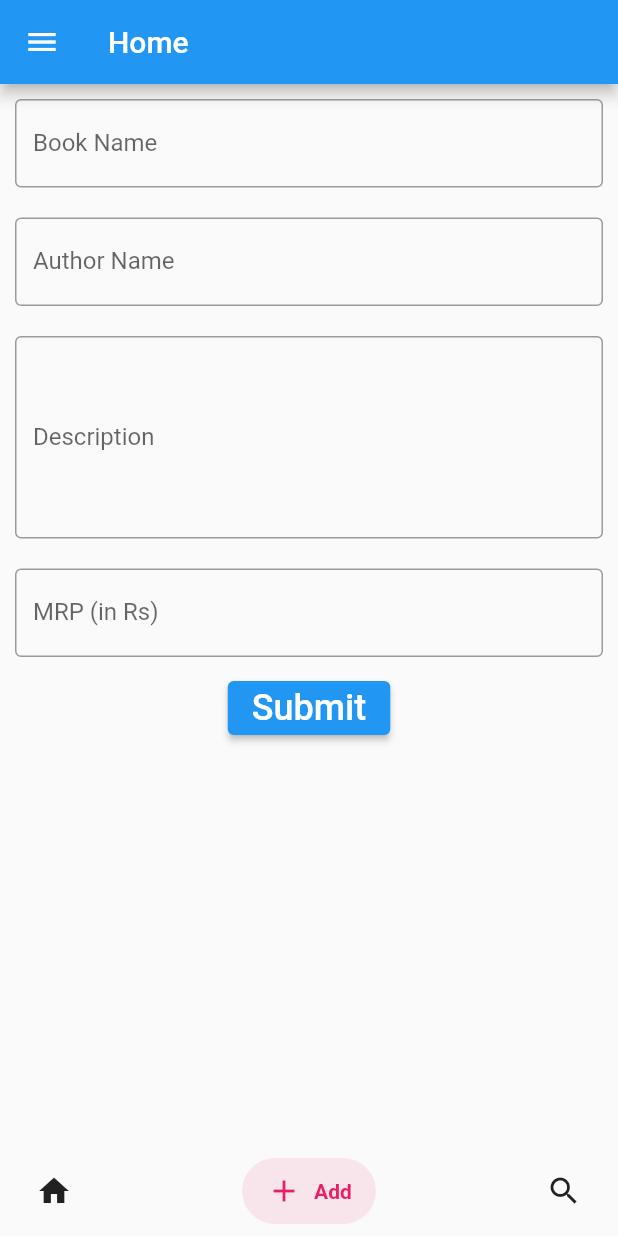
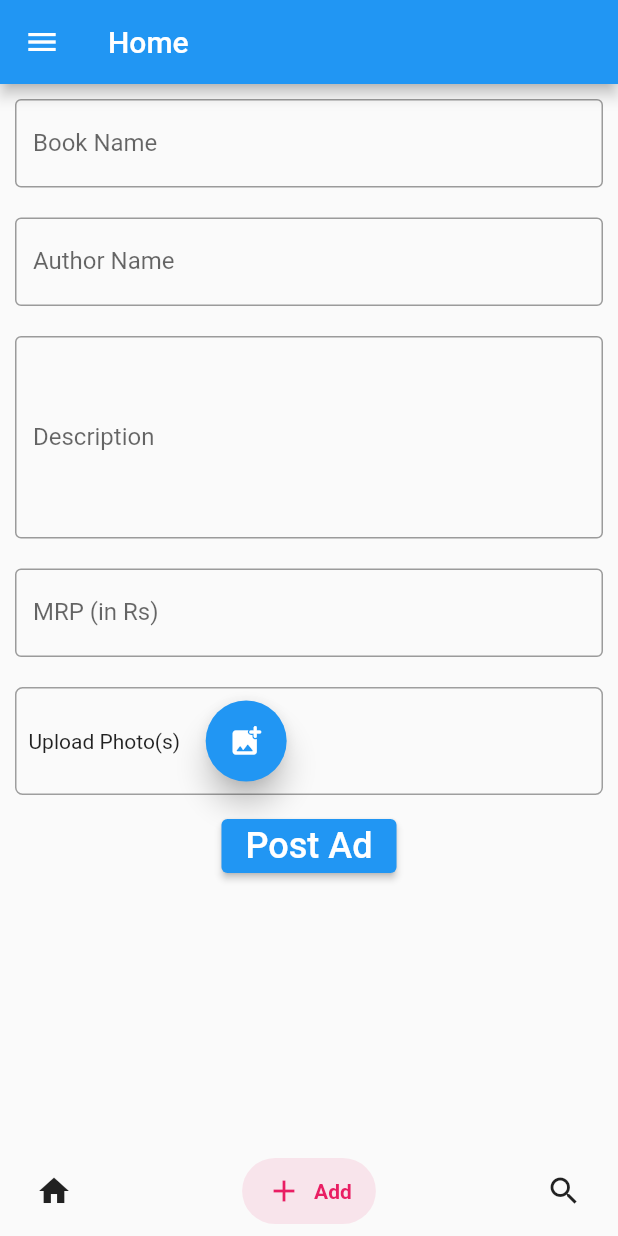
Before and after one commit to kamathprasad9/book-bank-flutter, a Flutter app: the HomePage screen opened by its route, item 2 of the bottom bar chosen, on a phone screen of 412 x 824 dp. Run offline on Flutter 3.47's test engine with Material 2 defaults, Android fonts, the phone set to English and light mode, and no system bars; drawn by our look-alikes of salomon_bottom_bar; our stand-ins replace firebase_auth, firebase_core, image_picker, location, shared_preferences; missing offline and left inert: geocoder; accounts and stored records are empty.

Commit message:
Add photos with validation

```diff
--- a/lib/widgets/add_book.dart
+++ b/lib/widgets/add_book.dart
@@ -1,6 +1,9 @@
+import 'dart:io';
+
 import 'package:flutter/cupertino.dart';
 import 'package:flutter/material.dart';
 import 'package:geocoder/geocoder.dart';
+import 'package:image_picker/image_picker.dart';
 import 'package:location/location.dart';
 
 enum RadioButtonType { donate, slider }
@@ -12,6 +15,7 @@ class AddBook extends StatefulWidget {
 
 class _AddBookState extends State<AddBook> {
   final GlobalKey<FormState> _formKey = GlobalKey();
+  bool imageExists = true;
 
   RadioButtonType _radioButtonType = RadioButtonType.donate;
   LocationData _currentPosition;
@@ -30,7 +34,13 @@ class _AddBookState extends State<AddBook> {
     // getLoc();
     print("$_bookName+$_author+$_description+$_area+$_city+$_mrp");
     final isValid = _formKey.currentState.validate();
-    if (!isValid) {
+    setState(() {
+      if (_images.length > 0)
+        imageExists = true;
+      else
+        imageExists = false;
+    });
+    if (!isValid || !imageExists) {
       return;
     }
     _formKey.currentState.save();
@@ -43,6 +53,7 @@ class _AddBookState extends State<AddBook> {
       child: SingleChildScrollView(
         child: Column(
           // mainAxisSize: MainAxisSize.min,
+
           mainAxisAlignment: MainAxisAlignment.spaceEvenly,
           children: [
             Container(
@@ -176,7 +187,6 @@ class _AddBookState extends State<AddBook> {
                                     onChanged: (value) {
                                       setState(() {
                                         _percent = value;
-                                        print(_percent);
                                       });
                                     },
                                     min: 0,
@@ -209,6 +219,91 @@ class _AddBookState extends State<AddBook> {
                     ),
                   ),
                 ],
+              ),
+            Container(
+              margin: EdgeInsets.all(10),
+              decoration: BoxDecoration(
+                borderRadius: BorderRadius.circular(5),
+                border:
+                    Border.all(color: imageExists ? Colors.grey : Colors.red),
+              ),
+              child: Column(
+                crossAxisAlignment: CrossAxisAlignment.center,
+                children: [
+                  Container(
+                    padding: EdgeInsets.all(8),
+                    child: Row(
+                      children: [
+                        Text('Upload Photo(s)'),
+                        RawMaterialButton(
+                          fillColor: Theme.of(context).colorScheme.secondary,
+                          child: Icon(
+                            Icons.add_photo_alternate_rounded,
+                            color: Colors.white,
+                          ),
+                          elevation: 8,
+                          onPressed: () {
+                            getImage(true);
+                          },
+                          padding: EdgeInsets.all(15),
+                          shape: CircleBorder(),
+                        ),
+                      ],
+                    ),
+                  ),
+                  if (_images.length > 0)
+                    SizedBox(
+                      height: MediaQuery.of(context).size.height * 0.3,
+                      width: MediaQuery.of(context).size.width,
+                      child: Container(
+                        child: ListView.builder(
+                          physics: ClampingScrollPhysics(),
+                          shrinkWrap: true,
+                          scrollDirection: Axis.horizontal,
+                          itemCount: _images.length,
+                          itemBuilder: (BuildContext context, int index) =>
+                              Container(
+                            margin: EdgeInsets.all(8),
+                            height: MediaQuery.of(context).size.height * 0.25,
+                            width: MediaQuery.of(context).size.width * 0.33,
+                            child: Align(
+                              alignment: Alignment.topRight,
+                              child: Container(
+                                padding: EdgeInsets.all(10),
+                                decoration: BoxDecoration(
+                                  color: Colors.grey,
+                                  borderRadius: BorderRadius.circular(100),
+                                ),
+                                child: GestureDetector(
+                                  onTap: () {
+                                    setState(() {
+                                      _images.removeAt(index);
+                                    });
+                                  },
+                                  child: Icon(
+                                    Icons.cancel,
+                                    color: Colors.white,
+                                  ),
+                                ),
+                              ),
+                            ),
+                            decoration: BoxDecoration(
+                              image: DecorationImage(
+                                image: FileImage(_images[index]),
+                              ),
+                            ),
+                          ),
+                        ),
+                      ),
+                    ),
+                ],
+              ),
+            ),
+            if (!imageExists)
+              Text(
+                'Add at least one image',
+                textAlign: TextAlign.left,
+                style: TextStyle(color: Colors.red),
               ),
             if (_area != null)
               Container(
@@ -260,7 +355,7 @@ class _AddBookState extends State<AddBook> {
               ),
             ElevatedButton(
               child: Text(
-                "Submit",
+                "Post Ad",
                 style: TextStyle(
                   fontSize: 24.0,
                 ),
@@ -322,4 +417,33 @@ class _AddBookState extends State<AddBook> {
         await Geocoder.local.findAddressesFromCoordinates(coordinates);
     return add;
   }
+
+  // Image Picker
+  List<File> _images = [];
+
+  Future getImage(bool gallery) async {
+    ImagePicker picker = ImagePicker();
+    PickedFile pickedFile;
+    // Let user select photo from gallery
+    if (gallery) {
+      pickedFile = await picker.getImage(
+        source: ImageSource.gallery,
+      );
+    }
+    // Otherwise open camera to get new photo
+    else {
+      pickedFile = await picker.getImage(
+        source: ImageSource.camera,
+      );
+    }
+
+    setState(() {
+      if (pickedFile != null) {
+        _images.add(File(pickedFile.path));
+        //_image = File(pickedFile.path); // Use if you only need a single picture
+      } else {
+        print('No image selected.');
+      }
+    });
+  }
 }
--- a/pubspec.yaml
+++ b/pubspec.yaml
@@ -17,6 +17,7 @@ dependencies:
   firebase_storage: ^10.0.5
   firebase_auth: ^3.1.3
   cloud_firestore: ^2.5.3
+  firebase_database: ^8.0.0
   shared_preferences: ^2.0.8
   provider: ^6.0.1
   salomon_bottom_bar: ^3.1.0
```
Also changed, not shown: pubspec.lock.
